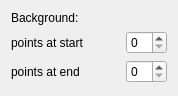
Before: the Qt Designer form gui/linearbackground.ui in syncope/adapt, drawn with Qt 5.
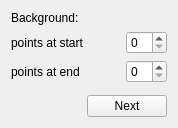
After: the same form once the commit is applied.

Patch:
```diff
--- a/gui/linearbackground.ui
+++ b/gui/linearbackground.ui
@@ -7,7 +7,7 @@
     <x>0</x>
     <y>0</y>
     <width>178</width>
-    <height>96</height>
+    <height>128</height>
    </rect>
   </property>
   <property name="windowTitle">
@@ -77,9 +77,7 @@
        </item>
       </layout>
      </item>
-    </layout>
-   </item>
-   <item row="2" column="0">
+     <item>
     <spacer name="verticalSpacer">
      <property name="orientation">
       <enum>Qt::Vertical</enum>
@@ -91,6 +89,32 @@
       </size>
      </property>
     </spacer>
+     </item>
+     <item>
+      <layout class="QHBoxLayout" name="horizontalLayout">
+       <item>
+        <spacer name="horizontalSpacer_4">
+         <property name="orientation">
+          <enum>Qt::Horizontal</enum>
+         </property>
+         <property name="sizeHint" stdset="0">
+          <size>
+           <width>40</width>
+           <height>20</height>
+          </size>
+         </property>
+        </spacer>
+       </item>
+       <item>
+        <widget class="QPushButton" name="okBtn_2">
+         <property name="text">
+          <string>Next</string>
+         </property>
+        </widget>
+       </item>
+      </layout>
+     </item>
+    </layout>
    </item>
   </layout>
  </widget>
```
Lines whose indentation alone changed are shown as unchanged.
